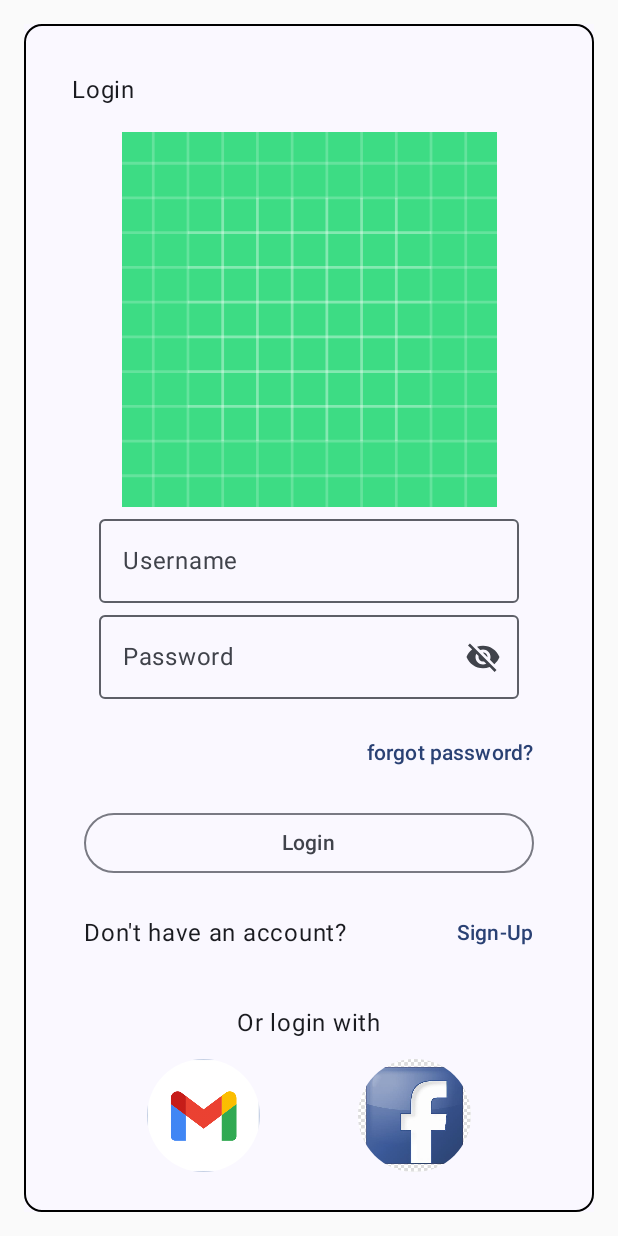
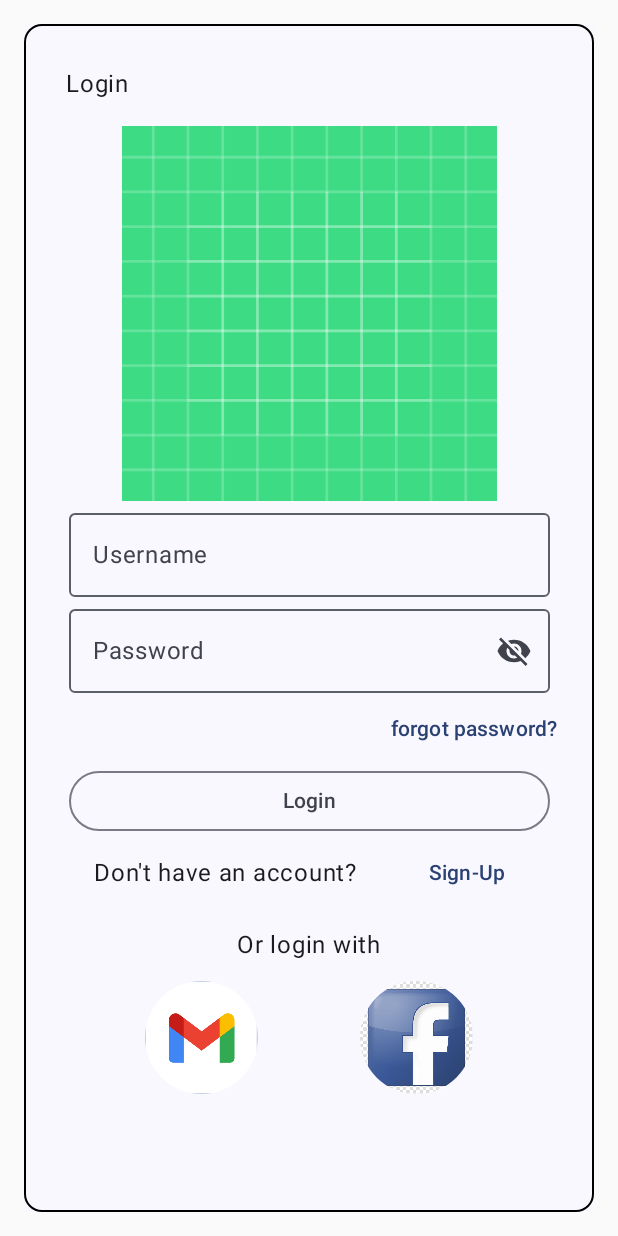
Before and after one commit to Salonso1602/android_login_test, an Android app built with Jetpack Compose: the screen it shows after launch (MainActivity), on a phone screen of 412 x 824 dp. Run offline under Robolectric (Android 15) with nearby library versions, the phone set to English and light mode, and no system bars.

Commit message:
Reduce hardcoded padding

```diff
--- a/app/src/main/java/com/example/demo23082024/MainActivity.kt
+++ b/app/src/main/java/com/example/demo23082024/MainActivity.kt
@@ -80,9 +80,7 @@ fun LoginCard(userName: MutableState<String>,
         Column(
             horizontalAlignment = Alignment.CenterHorizontally,
             verticalArrangement = Arrangement.SpaceEvenly,
-            modifier = Modifier
-                .padding(16.dp)
-
+            modifier = Modifier.padding(12.dp)
         ) {
             Text(
                 text = "Login",
@@ -102,12 +100,14 @@ fun LoginCard(userName: MutableState<String>,
                 singleLine = true,
                 onValueChange = { userName.value = it },
                 label = { Text(text = "Username") },
+                modifier = Modifier.fillMaxWidth(0.9f)
             )
             OutlinedTextField(
                 value = password.value,
                 singleLine = true,
                 onValueChange = { password.value = it },
                 label = { Text(text = "Password") },
+                modifier = Modifier.fillMaxWidth(0.9f),
                 visualTransformation = if (passwordVisible) VisualTransformation.None else PasswordVisualTransformation(),
                 trailingIcon = {
                     val image = if (passwordVisible)
@@ -128,26 +128,25 @@ fun LoginCard(userName: MutableState<String>,
                 onClick = { /*TODO*/ },
                 modifier = Modifier
                     .align(Alignment.End)
-                    .padding(12.dp)
             ) {
                 Text(text = "forgot password?")
             }
             OutlinedButton(
                 onClick = onLogInPress,
                 modifier = Modifier
-                    .width(300.dp)
+                    .fillMaxWidth(0.9f)
             ) {
                 Text(text = "Login")
             }
             Row (
-                horizontalArrangement = Arrangement.SpaceBetween,
+                horizontalArrangement = Arrangement.SpaceEvenly,
+                verticalAlignment = Alignment.CenterVertically,
                 modifier = Modifier
                     .fillMaxWidth()
-                    .padding(12.dp)
             )
             {
-                Text(text = "Don't have an account?",
-                modifier = Modifier.padding(12.dp))
+                Text(text = "Don't have an account?"
+                )
                 TextButton(
                     onClick = { /*TODO*/ },
                 ) {
@@ -160,6 +159,7 @@ fun LoginCard(userName: MutableState<String>,
             )
             Row (
                 horizontalArrangement = Arrangement.SpaceEvenly,
+                verticalAlignment = Alignment.CenterVertically,
                 modifier = Modifier.fillMaxWidth()
             ){
                 IconButton(
```
